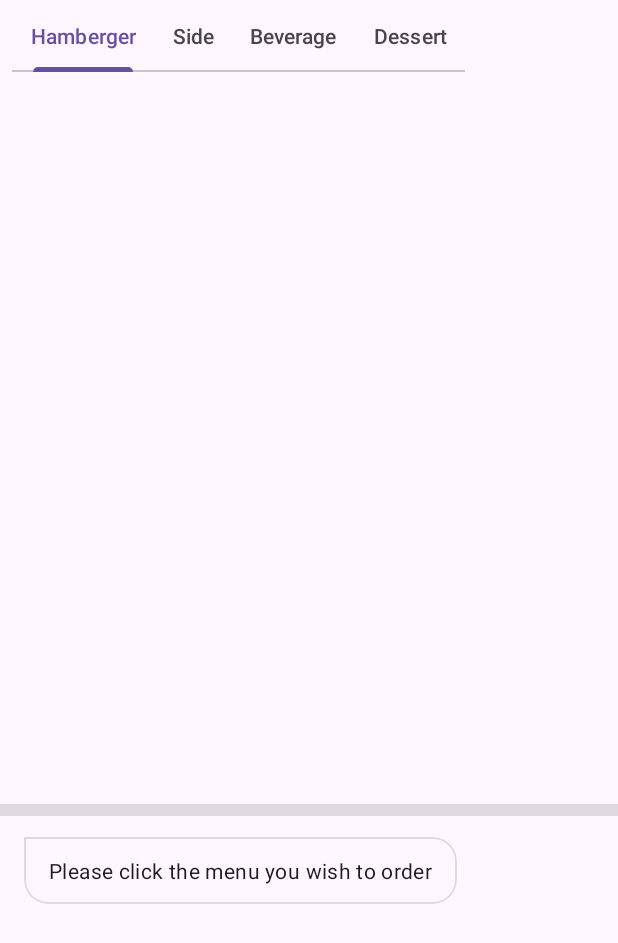
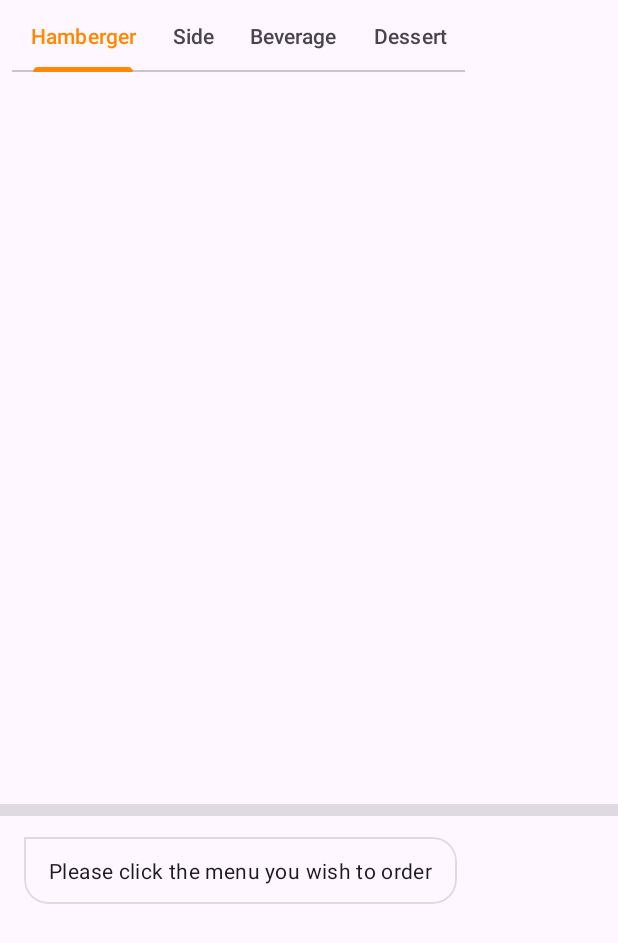
Before and after one commit to Odomhae/Kiosk_Android, an Android app: the screen it shows after launch (MainActivity), on a phone screen of 412 x 824 dp. Shown: the top 943 px of the screen. Run offline under Robolectric (Android 15) with nearby library versions, the phone set to English and light mode, and no system bars; our stand-ins replace Firebase (no records; nobody signed in at launch, a user with empty details on screens opened directly); plain views replace SpinKitView.

Commit message:
인앱 리뷰,  앱 제목 변경

```diff
--- a/app/build.gradle
+++ b/app/build.gradle
@@ -60,6 +60,8 @@ dependencies {
 
     implementation 'androidx.navigation:navigation-fragment-ktx:2.5.3'
     implementation 'androidx.navigation:navigation-ui-ktx:2.5.3'
+    implementation 'com.google.android.play:review:2.0.1'
+    implementation 'com.google.android.play:review-ktx:2.0.1'
 
 
     testImplementation 'junit:junit:4.13.2'
--- a/app/src/main/res/values/strings.xml
+++ b/app/src/main/res/values/strings.xml
@@ -1,5 +1,5 @@
 <resources>
-    <string name="app_name">OrderKiosk</string>
+    <string name="app_name">Hamburger Kiosk</string>
 
     <!-- fireStore db 이름 -->
     <string name="db_name">foods_eng</string>
--- a/app/src/main/res/values/themes.xml
+++ b/app/src/main/res/values/themes.xml
@@ -5,7 +5,9 @@
         <!-- <item name="colorPrimary">@color/my_light_primary</item> -->
     </style>
 
-    <style name="Theme.OrderKiosk" parent="Base.Theme.OrderKiosk" />
+    <style name="Theme.OrderKiosk" parent="Base.Theme.OrderKiosk" >
+        <item name="colorPrimary">@android:color/holo_orange_dark</item>
+    </style>
 
     <style name="OtherMessageCardViewStyle" parent="@style/Widget.MaterialComponents.CardView">
         <item name="shapeAppearanceOverlay">@style/ShapeAppearanceOverlay.OtherMessage</item>
```
Also changed, not shown: app/src/main/java/com/odom/orderkiosk/ui/order/children/OrderCompleteFragment.kt (+28 -0 lines), 4 other files.
